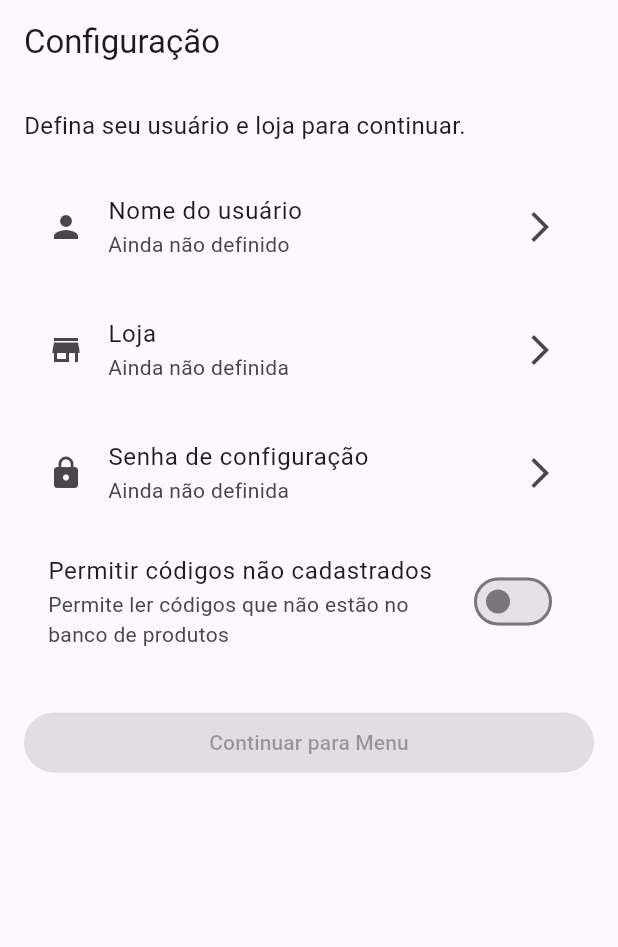
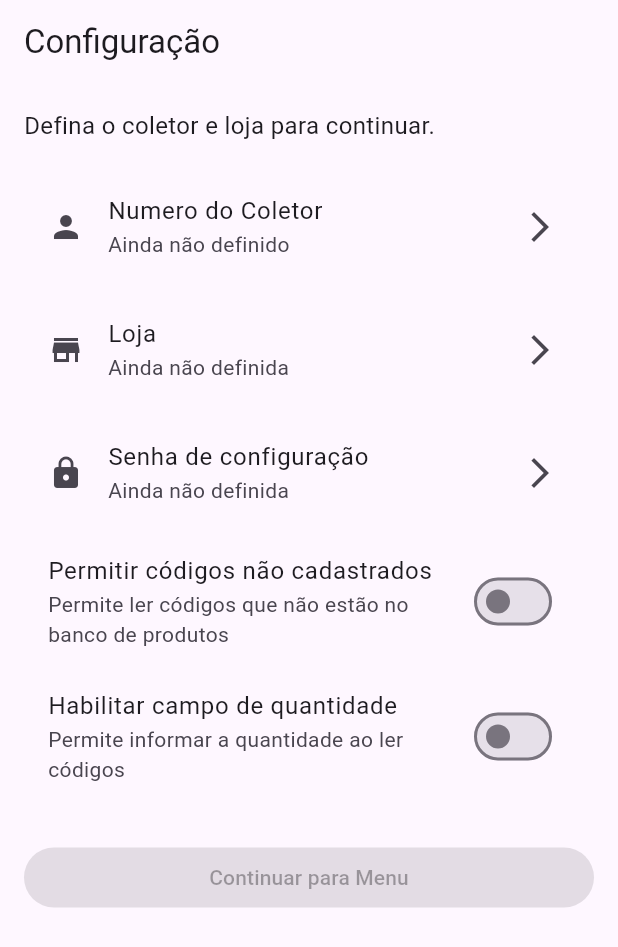
Before and after one commit to JoaoGAlmeidaS/ScannerApp, a Flutter app: the screen it shows after launch, on a phone screen of 412 x 824 dp. Shown: the top 947 px of the screen. Run offline on Flutter 3.47's test engine with Material 3 defaults, Android fonts, the phone set to English and light mode, and no system bars; our stand-ins replace share_plus, shared_preferences, sqflite; missing offline and left inert: mobile_scanner; accounts and stored records are empty.

Commit message:
feat: add opção de quantidade para leituras múltiplas

```diff
--- a/lib/app_state.dart
+++ b/lib/app_state.dart
@@ -6,6 +6,7 @@ class AppState {
   static String loja = '';
   static String secao = '';
   static bool permitirCodigosNaoCadastrados = false;
+  static bool permitirQuantidade = false;
 
   static Future<void> init() async {
     final prefs = await SharedPreferences.getInstance();
@@ -13,6 +14,7 @@ class AppState {
     loja = prefs.getString('loja') ?? '';
     secao = prefs.getString('secao') ?? '';
     permitirCodigosNaoCadastrados = prefs.getBool('permitirCodigosNaoCadastrados') ?? false;
+    permitirQuantidade = prefs.getBool('permitirQuantidade') ?? false;
   }
 
   static Future<void> save() async {
@@ -21,6 +23,7 @@ class AppState {
     await prefs.setString('loja', loja);
     await prefs.setString('secao', secao);
     await prefs.setBool('permitirCodigosNaoCadastrados', permitirCodigosNaoCadastrados);
+    await prefs.setBool('permitirQuantidade', permitirQuantidade);
   }
 
   final agora = DateTime.now().toIso8601String();
--- a/lib/database_helper.dart
+++ b/lib/database_helper.dart
@@ -22,6 +22,6 @@ class DatabaseHelper {
     }
     _database = await openDatabase(path);
     return _database!;
+
   }
-
 }
--- a/lib/pages/config_page.dart
+++ b/lib/pages/config_page.dart
@@ -225,13 +225,13 @@ class _ConfigPageState extends State<ConfigPage> {
           crossAxisAlignment: CrossAxisAlignment.stretch,
           children: [
             const Text(
-              'Defina seu usuário e loja para continuar.',
+              'Defina o coletor e loja para continuar.',
               style: TextStyle(fontSize: 16),
             ),
             const SizedBox(height: 20),
             ListTile(
               leading: const Icon(Icons.person),
-              title: const Text('Nome do usuário'),
+              title: const Text('Numero do Coletor'),
               subtitle: Text(AppState.nome.isNotEmpty
                   ? AppState.nome
                   : 'Ainda não definido'),
@@ -281,6 +281,17 @@ class _ConfigPageState extends State<ConfigPage> {
                 _atualizarEstado();
               },
             ),
+            const SizedBox(height: 10),
+            SwitchListTile(
+              title: const Text('Habilitar campo de quantidade'),
+              subtitle: const Text('Permite informar a quantidade ao ler códigos'),
+              value: AppState.permitirQuantidade,
+              onChanged: (value) async {
+                AppState.permitirQuantidade = value;
+                await AppState.save();
+                _atualizarEstado();
+              },
+            ),
             const SizedBox(height: 30),
             ElevatedButton(
               onPressed: _podeContinuar
```
Also changed, not shown: lib/pages/leitura_page.dart (+60 -1 lines).
